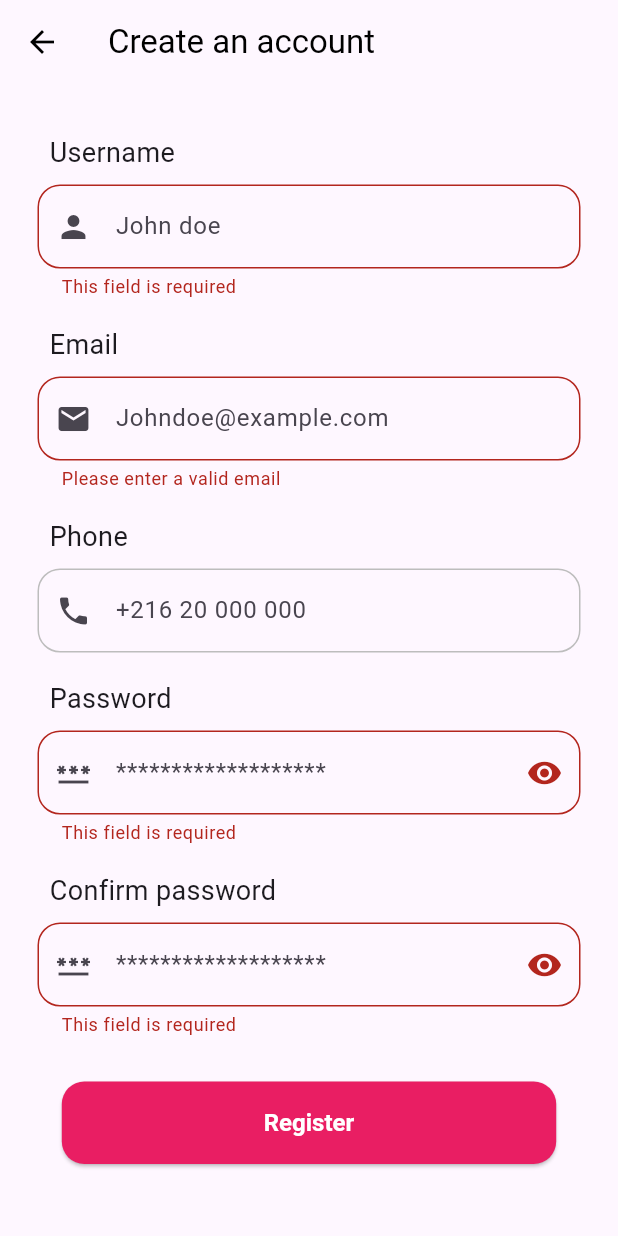
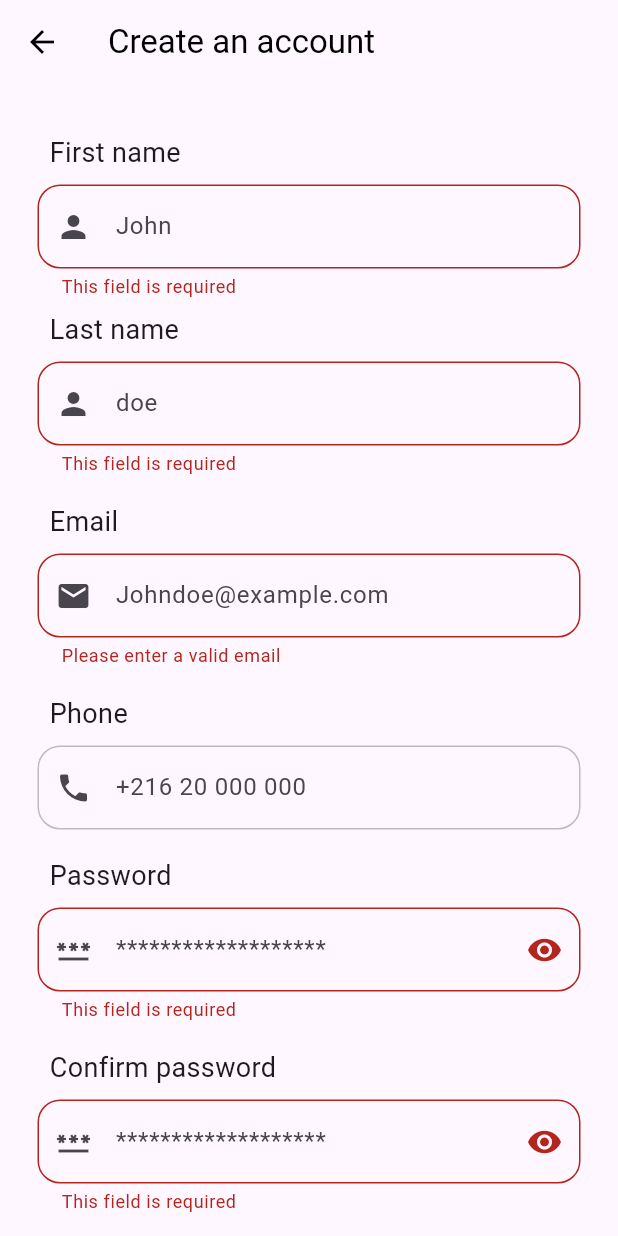
Before and after one commit to ihebmeftah/nestjs_events, a Flutter app: the RegisterView screen opened by its route, after a tap on "Register", on a phone screen of 412 x 824 dp. Run offline on Flutter 3.47's test engine with Material 3 defaults, Android fonts, the phone set to English and light mode, and no system bars; our stand-ins replace get, get_storage; accounts and stored records are empty.

Commit message:
login and register integration

```diff
--- /dev/null
+++ b/front_flutter/lib/app/data/models/users/user.dart
@@ -0,0 +1,32 @@
+import 'package:json_annotation/json_annotation.dart';
+part 'user.g.dart';
+
+@JsonSerializable()
+class User {
+  @JsonKey(includeToJson: false)
+  String? id;
+  @JsonKey()
+  String? firstName;
+  @JsonKey()
+  String? lastName;
+  @JsonKey()
+  String? email;
+  @JsonKey()
+  String? phone;
+  @JsonKey()
+  String? deviceToken;
+  @JsonKey(includeFromJson: false, includeToJson: true)
+  String? password;
+
+  User(
+      {this.id,
+      this.firstName,
+      this.lastName,
+      this.email,
+      this.phone,
+      this.deviceToken,
+      this.password});
+  factory User.fromJson(Map<String, dynamic> json) => _$UserFromJson(json);
+
+  Map<String, dynamic> toJson() => _$UserToJson(this);
+}
--- a/front_flutter/lib/app/modules/login/views/login_view.dart
+++ b/front_flutter/lib/app/modules/login/views/login_view.dart
@@ -15,7 +15,7 @@ class LoginView extends GetView<LoginController> {
         appBar: AppBar(
           backgroundColor: Theme.of(context).scaffoldBackgroundColor,
         ),
-        body: Padding(
+        body: controller.obx((s) => Padding(
               padding: const EdgeInsets.all(25.0),
               child: Column(
                 crossAxisAlignment: CrossAxisAlignment.start,
@@ -83,6 +83,6 @@ class LoginView extends GetView<LoginController> {
                   )
                 ],
               ),
-        ));
+            )));
   }
 }
--- a/front_flutter/lib/app/modules/register/controllers/register_controller.dart
+++ b/front_flutter/lib/app/modules/register/controllers/register_controller.dart
@@ -1,19 +1,53 @@
+import 'dart:developer';
+
+import 'package:events/app/data/models/users/user.dart';
 import 'package:get/get.dart';
 import 'package:flutter/material.dart';
 
+import '../../../data/local/sharedpref.dart';
+import '../../../data/models/login/login.dart';
+import '../../../data/remote/apis_exception.dart';
+import '../../../data/remote/auth_services.dart';
 import '../../../routes/app_pages.dart';
 
-class RegisterController extends GetxController {
+class RegisterController extends GetxController with StateMixin {
   final registerFormkey = GlobalKey<FormState>();
   final registerEmail = TextEditingController();
-  final registerUsername = TextEditingController();
+  final registerFirstname = TextEditingController();
+  final registerLastname = TextEditingController();
   final registerPhone = TextEditingController();
   final registerpassword = TextEditingController();
   final registerconfirmpassword = TextEditingController();
+  @override
+  void onInit() {
+    change(null, status: RxStatus.success());
+    super.onInit();
+  }
 
-  void onSignIn() {
-    if (registerFormkey.currentState!.validate()) {
-      Get.offAllNamed(Routes.HOME);
+  void onRegister() async {
+    try {
+      if (registerFormkey.currentState!.validate()) {
+        change(null, status: RxStatus.loading());
+        User userCreated = User(
+          firstName: registerFirstname.text,
+          lastName: registerLastname.text,
+          phone: registerPhone.text,
+          email: registerEmail.text,
+          password: registerpassword.text,
+        );
+        final Login loggedUser = await AuthServices.register(userCreated);
+        Sharedpref().saveToken(loggedUser.accessToken);
+        Get.offAllNamed(Routes.HOME);
+      }
+    } on ConflictExcpetion {
+      Get.snackbar('Email or phone exist',
+          'User with this email or phone already exist');
+    } on BadRequestExcpetion {
+      Get.snackbar('Error', 'Please check your information');
+    } catch (e) {
+      log(e.toString());
+    } finally {
+      change(null, status: RxStatus.success());
     }
   }
 }
--- a/front_flutter/lib/app/modules/register/views/register_view.dart
+++ b/front_flutter/lib/app/modules/register/views/register_view.dart
@@ -19,7 +19,8 @@ class RegisterView extends GetView<RegisterController> {
         title: const Text('Create an account'),
         centerTitle: false,
       ),
-        body: SingleChildScrollView(
+      body: controller.obx(
+        (s) => SingleChildScrollView(
           padding: const EdgeInsets.all(25.0),
           child: Form(
             key: controller.registerFormkey,
@@ -27,10 +28,17 @@ class RegisterView extends GetView<RegisterController> {
               children: [
                 AppInput(
                   isRequired: true,
-                      controller: controller.registerUsername,
+                  controller: controller.registerFirstname,
                   prefixIcon: const Icon(Icons.person),
-                      name: "Username",
-                      hint: "John doe",
+                  name: "First name",
+                  hint: "John",
+                ),
+                AppInput(
+                  isRequired: true,
+                  controller: controller.registerLastname,
+                  prefixIcon: const Icon(Icons.person),
+                  name: "Last name",
+                  hint: "doe",
                 ),
                 const SizedBox(height: 10),
                 AppInput(
@@ -42,7 +50,7 @@ class RegisterView extends GetView<RegisterController> {
                 ),
                 const SizedBox(height: 10),
                 AppInput(
-                      controller: controller.registerEmail,
+                  controller: controller.registerPhone,
                   textInputType: TextInputType.phone,
                   prefixIcon: const Icon(Icons.phone),
                   name: "Phone",
@@ -72,9 +80,13 @@ class RegisterView extends GetView<RegisterController> {
                 ),
                 const SizedBox(height: 30),
                 ElevatedButton(
-                        onPressed: controller.onSignIn,
+                    onPressed: controller.onRegister,
                     child: const Text("Register")),
               ],
-                ))));
+            ),
+          ),
+        ),
+      ),
+    );
   }
 }
--- a/front_flutter/lib/app/routes/app_pages.dart
+++ b/front_flutter/lib/app/routes/app_pages.dart
@@ -1,5 +1,6 @@
 import 'package:get/get.dart';
 
+import '../middleware/login_middleware.dart';
 import '../modules/home/bindings/home_binding.dart';
 import '../modules/home/views/home_view.dart';
 import '../modules/login/bindings/login_binding.dart';
@@ -28,9 +29,9 @@ class AppPages {
       binding: RegisterBinding(),
     ),
     GetPage(
-      name: _Paths.LOGIN,
-      page: () => const LoginView(),
-      binding: LoginBinding(),
-    ),
+        name: _Paths.LOGIN,
+        page: () => const LoginView(),
+        binding: LoginBinding(),
+        middlewares: [LoginMiddleware()]),
   ];
 }
```
Also changed, not shown: front_flutter/lib/app/data/remote/auth_services.dart (added, +26 -0 lines), front_flutter/lib/app/modules/login/controllers/login_controller.dart (+33 -4 lines), front_flutter/lib/app/data/models/users/user.g.dart (added). Lines whose indentation alone changed are shown as unchanged.
